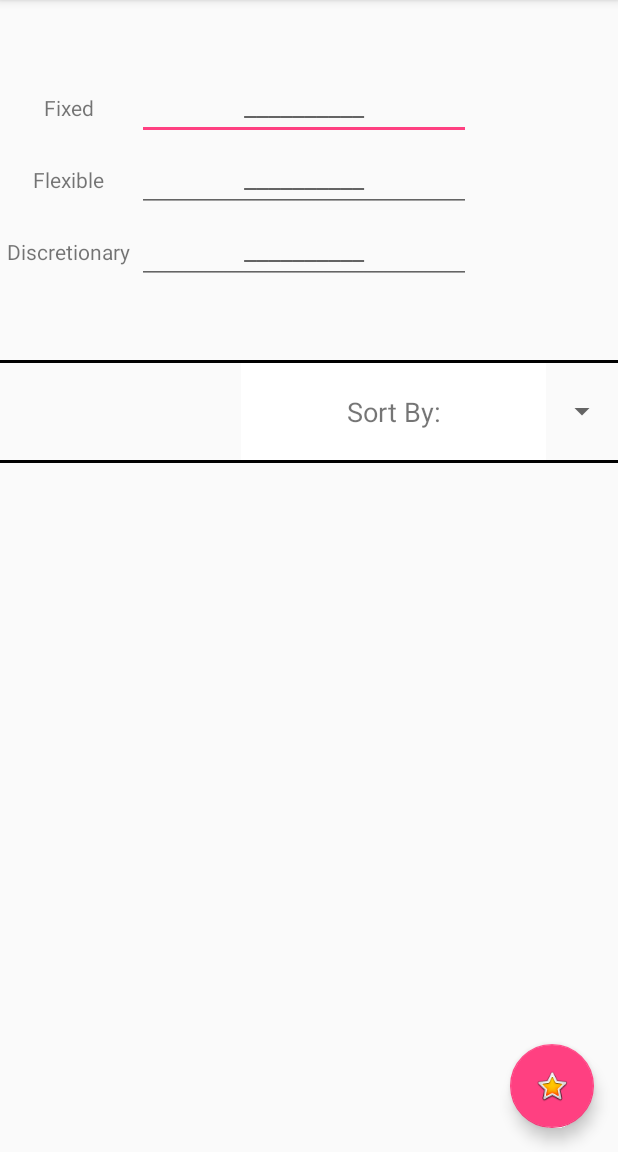
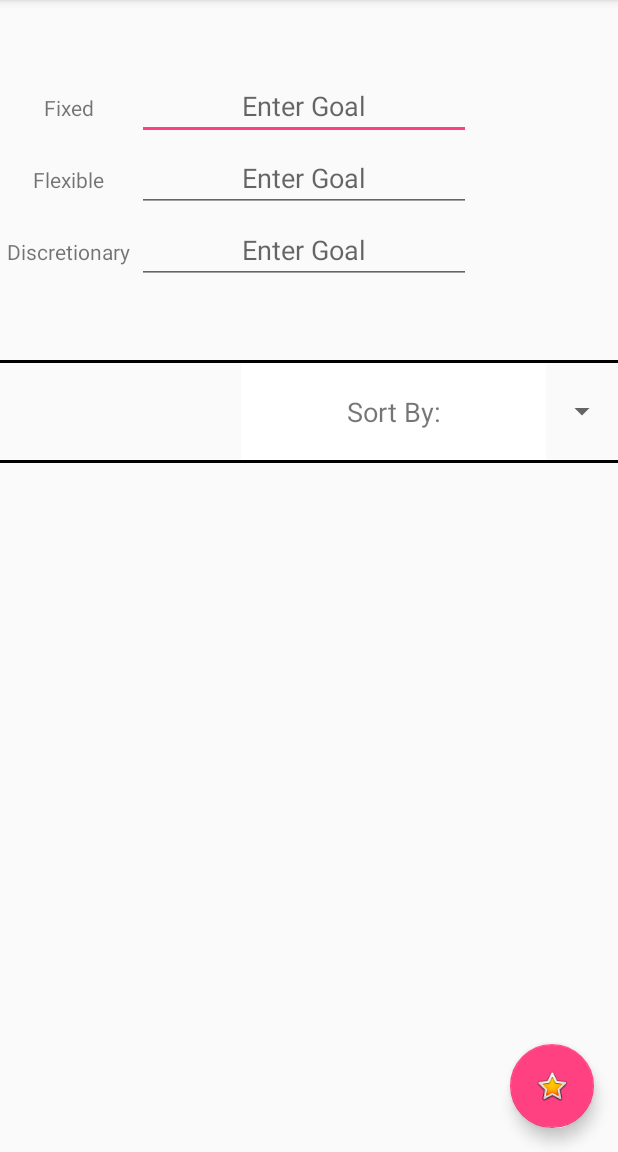
Before and after one commit to sobotadom/Enactus, an Android app: the screen it shows after launch (MainActivity), on a phone screen of 412 x 824 dp, the part 84-1236 px from its top. Run offline under Robolectric (Android 15) with nearby library versions, the phone set to English and light mode, and no system bars; our stand-ins replace Room's generated code; libraries missing offline, so code that uses them is left out: net.danlew.android; 1 statement that could not run was skipped.

Commit message:
Added database, still havent shown to user Goal setting is finally working, gotta cahnge it eventually to a database entry but thatll be later

```diff
--- /dev/null
+++ b/app/src/main/java/enactus/budget/enactus/ENTDAO.java
@@ -0,0 +1,34 @@
+package enactus.budget.enactus;
+
+import android.arch.persistence.room.Dao;
+import android.arch.persistence.room.Delete;
+import android.arch.persistence.room.Insert;
+import android.arch.persistence.room.Query;
+
+import java.util.List;
+
+/**
+ * Created by dmitry on 2/19/18.
+ */
+@Dao
+public interface ENTDAO {
+
+    //Query to Select all attributes from expenses
+    @Query("SELECT * FROM expenses")
+    List<EXPTBL> getAllExpenses();
+
+    //Insert extbls(1 or more) into expenses
+    @Insert
+    void insertExpenses(EXPTBL... exptbls);
+
+
+    //Delete exptbl from expenses
+    @Delete
+    void deleteExpense(EXPTBL exptbl);
+
+    @Query("DELETE FROM expenses")
+    void deleteAllExpenses();
+
+
+
+}
--- /dev/null
+++ b/app/src/main/java/enactus/budget/enactus/ENTDB.java
@@ -0,0 +1,36 @@
+package enactus.budget.enactus;
+
+import android.arch.persistence.room.Database;
+import android.arch.persistence.room.Room;
+import android.arch.persistence.room.RoomDatabase;
+import android.content.Context;
+
+/**
+ * Created by dmitry on 2/19/18.
+ */
+@Database(entities={EXPTBL.class},version = 1)
+public abstract class ENTDB extends RoomDatabase {
+    private static ENTDB INSTANCE;
+
+    public abstract ENTDAO expDAO();
+
+    public static ENTDB getENTDB(Context context){
+        if(INSTANCE==null){
+
+            //BAD DESIGN, DO NOT ALLOW MAIN THREAD QUERIES
+            //SHOULD ONLY BE MADE FROM INITIALIZER AND CALLED FROM METHODS
+
+            INSTANCE= Room.databaseBuilder(context.getApplicationContext(),ENTDB.class,"EXP-DB")
+                    .allowMainThreadQueries()
+                    .build();
+        }
+        return INSTANCE;
+
+    }
+
+    public static void destroyInstance(){
+        INSTANCE=null;
+    }
+
+
+}
--- a/app/src/main/java/enactus/budget/enactus/MainActivity.java
+++ b/app/src/main/java/enactus/budget/enactus/MainActivity.java
@@ -32,20 +32,23 @@ import net.danlew.android.joda.JodaTimeAndroid;
 
 import org.joda.time.DateTime;
 import org.joda.time.DateTimeZone;
+import org.joda.time.Days;
 import org.w3c.dom.Text;
 
 import java.time.LocalDate;
 import java.util.Calendar;
 import java.util.Date;
+import java.util.Iterator;
+import java.util.List;
 
 public class MainActivity extends AppCompatActivity {
 
     private static int REQUEST_CODE = 0;
     private double totalSpent = 0;
-    private int cat1_day, cat2_day, cat3_day, cat1_month, cat2_month, cat3_month, cat1_year, cat2_year, cat3_year;
+    private int fixed_days, flexible_days, discretionary_days;
     private double cat1_goal, cat2_goal, cat3_goal, cat1_remain, cat2_remain, cat3_remain;
     private String category;
-    private Date date_fixed, date_flexible, date_discretionary;
+    private DateTime date_fixed, date_flexible, date_discretionary;
     private TableRow before_set_cat1, before_set_cat2, before_set_cat3;
 
     @Override
@@ -64,6 +67,31 @@ public class MainActivity extends AppCompatActivity {
         before_set_cat2 = findViewById(R.id.two);
         before_set_cat3 = findViewById(R.id.three);
 
+           /*
+
+        BAD DESIGN, SHOULD BE CREATED INTO A INITIALIZATION CLASS/METHOD AND
+        SHOULD ONLY BE CALLED THROUGH METHODS
+        SHOULD NOT ALLOW MAIN THREAD QUERIES
+
+
+
+         */
+        //CREATE/LOAD Database ENTDB
+        final ENTDB dataBase=ENTDB.getENTDB(getApplicationContext());
+
+
+
+        //GET TUPLES FROM DATABASE
+        List<EXPTBL> expenses=dataBase.expDAO().getAllExpenses();
+
+        //Use iterator to go through list easily to list all elements
+        Iterator<EXPTBL> expensesIterator=expenses.iterator();
+
+        while(expensesIterator.hasNext()){
+            String expenseOut=expensesIterator.next().toString();
+            Log.d("Database search:  ",expenseOut);
+
+        }
 
 
         FloatingActionButton fab = (FloatingActionButton) findViewById(R.id.fab);
@@ -266,87 +294,34 @@ public class MainActivity extends AppCompatActivity {
 
                     case R.id.btngoal1: //GOAL FOR FIXED
 
+
                         Log.i("GOAL1", "USER IS SETTING GOAL FOR FIXED EXPENSES");
                         DatePickerDialog start_time = new DatePickerDialog(view.getContext(), new DatePickerDialog.OnDateSetListener() {
                             @Override
                             public void onDateSet(DatePicker datePicker, int i, int i1, int i2) {
 
-                                cat1_day = i2;
-                                cat1_month = i1;
-                                cat1_year = i;
+                                EditText ed = findViewById(R.id.cat1goal);
+                                cat1_goal = Double.parseDouble(ed.getText().toString());
+
+                                inputGoal(i,i1,i2, R.id.btngoal1);
+                                Button btn = findViewById(R.id.btngoal1);
+                                btn.setEnabled(false);
+                                btn.setText(Integer.toString(fixed_days));
+                                ed.setVisibility(View.GONE);
+
+                                TextView txt = findViewById(R.id.txtgoal1);
+                                txt.setVisibility(View.VISIBLE);
+                                txt.setText(Double.toString(cat1_goal));
+
 
 
                             }
                         }, today.getYear(), today.getMonthOfYear() - 1, today.getDayOfMonth());
-                        start_time.getDatePicker().setMinDate(System.currentTimeMillis() - 1000);
+                        start_time.getDatePicker().setMinDate(System.currentTimeMillis() + 86400000);
 
                         start_time.show();
 
 
-
-
-//
-                        //keep old table row
-
-                        /*
-                        TableRow temp = findViewById(R.id.one);
-
-                        cat1_remain = Double.parseDouble(cat1.getText().toString());
-                        //SHOW NEW TABLE ROW WITH DAYS REMAINING
-
-                        final TableLayout tl = findViewById(R.id.goal_table);
-                        final TableRow tr = new TableRow(view.getContext());
-                        TextView temp1 = findViewById(R.id.txtfixed);
-                        temp1.setTextAlignment(View.TEXT_ALIGNMENT_CENTER);
-                        temp1.setTextSize(14);
-
-                        temp.removeView(temp1);
-
-                        tl.removeView(findViewById(R.id.one));
-
-
-                        tr.addView(temp1);
-
-                        TextView txt = new TextView(view.getContext());
-                        txt.setText("$" +  Double.toString(cat1_remain));
-                        txt.setTextColor(Color.GREEN);
-                        txt.setTextAlignment(View.TEXT_ALIGNMENT_CENTER);
-                        txt.setTextSize(14);
-                        tr.addView(txt);
-
-
-
-                        //days remaining
-                        TextView txt2 = new TextView(view.getContext());
-
-
-                        cal.set(cat1_year,cat1_month,cat1_day);
-
-                        Log.i("REMAINING", Long.toString(cal.getTime().getTime()) +  " " + Long.toString(today.getTime()));
-
-                        long days_remaining_cat1 =  ((cal.getTime().getTime() - today.getTime()) / (1000 * 60 * 60 * 24));
-                        txt2.setText(Long.toString(days_remaining_cat1));
-                        txt2.setTextAlignment(View.TEXT_ALIGNMENT_CENTER);
-                        txt2.setTextSize(14);
-
-                        tr.addView(txt2);
-
-
-
-                        /*
-                        Button endgoal = new Button(view.getContext());
-                        endgoal.setText("X");
-                        endgoal.setOnClickListener(new View.OnClickListener() {
-                            @Override
-                            public void onClick(View view) {
-                                tl.removeView(tr);
-                                tl.addView(before_set_cat1, 0);
-                            }
-                        });
-                        tr.addView(endgoal);
-                        */
-
-                       // tl.addView(tr,0);
                         break;
 
                     case R.id.btngoal2://GOAL FOR FLEXIBLE
@@ -354,11 +329,23 @@ public class MainActivity extends AppCompatActivity {
                         DatePickerDialog start_time2 = new DatePickerDialog(view.getContext(), new DatePickerDialog.OnDateSetListener() {
                             @Override
                             public void onDateSet(DatePicker datePicker, int i, int i1, int i2) {
-                                date_flexible = new Date(i,i1,i2);
+                                EditText ed = findViewById(R.id.cat2goal);
+                                cat2_goal = Double.parseDouble(ed.getText().toString());
+
+                                inputGoal(i,i1,i2, R.id.btngoal2);
+                                Button btn = findViewById(R.id.btngoal2);
+                                btn.setEnabled(false);
+                                btn.setText(Integer.toString(flexible_days));
+
+                                ed.setVisibility(View.GONE);
+
+                                TextView txt = findViewById(R.id.txtgoal2);
+                                txt.setVisibility(View.VISIBLE);
+                                txt.setText(Double.toString(cat2_goal));
 
                             }
                         }, today.getYear(), today.getMonthOfYear() - 1, today.getDayOfMonth());
-                        start_time2.getDatePicker().setMinDate(System.currentTimeMillis() - 1000);
+                        start_time2.getDatePicker().setMinDate(System.currentTimeMillis() + 86400000 );
 
 
 
@@ -371,11 +358,24 @@ public class MainActivity extends AppCompatActivity {
                         DatePickerDialog start_time3 = new DatePickerDialog(view.getContext(), new DatePickerDialog.OnDateSetListener() {
                             @Override
                             public void onDateSet(DatePicker datePicker, int i, int i1, int i2) {
-                                date_discretionary = new Date(i,i1,i2);
+                                EditText ed = findViewById(R.id.cat3goal);
+                                cat3_goal = Double.parseDouble(ed.getText().toString());
+
+                                inputGoal(i,i1,i2, R.id.btngoal3);
+                                Button btn = findViewById(R.id.btngoal3);
+                                btn.setEnabled(false);
+                                btn.setText(Integer.toString(discretionary_days));
+
+                                ed.setVisibility(View.GONE);
+
+                                TextView txt = findViewById(R.id.txtgoal3);
+                                txt.setVisibility(View.VISIBLE);
+                                txt.setText(Double.toString(cat3_goal));
+
 
                             }
                         }, today.getYear(), today.getMonthOfYear() - 1, today.getDayOfMonth());
-                        start_time3.getDatePicker().setMinDate(System.currentTimeMillis() - 1000);
+                        start_time3.getDatePicker().setMinDate(System.currentTimeMillis() + 86400000);
                         start_time3.show();
 
                         break;
@@ -398,7 +398,32 @@ public class MainActivity extends AppCompatActivity {
 
 
     }
+    private void inputGoal(int y, int m, int d, int id){
+        DateTime today = new DateTime(DateTimeZone.UTC);
+        switch(id){
+            case R.id.btngoal1:
+                date_fixed = new DateTime(y,m + 1,d,0,0);
+                fixed_days = Days.daysBetween(today.withTimeAtStartOfDay(), date_fixed.withTimeAtStartOfDay()).getDays();
+                break;
+            case R.id.btngoal2:
+                date_flexible = new DateTime(y,m + 1,d,0,0);
+                flexible_days = Days.daysBetween(today.withTimeAtStartOfDay(), date_flexible.withTimeAtStartOfDay()).getDays();
+                break;
+            case R.id.btngoal3:
+                date_discretionary = new DateTime(y,m + 1,d,0,0);
+                discretionary_days = Days.daysBetween(today.withTimeAtStartOfDay(), date_discretionary.withTimeAtStartOfDay()).getDays();
+                break;
+        }
 
+
+
+
+
+
+
+
+
+    }
     protected void onActivityResult(int requestCode, int resultCode,
                                     Intent data) {
 
--- a/app/src/main/res/layout/content_main.xml
+++ b/app/src/main/res/layout/content_main.xml
@@ -21,7 +21,8 @@
         <TableLayout
             android:id="@+id/goal_table"
             android:layout_width="match_parent"
-            android:layout_height="wrap_content">
+            android:layout_height="wrap_content"
+            >
 
             <TableRow
                 android:id="@+id/one"
@@ -36,13 +37,21 @@
                     android:text="Fixed"
                     android:textAlignment="center" />
 
+                <TextView
+                    android:id="@+id/txtgoal1"
+                    android:layout_width="wrap_content"
+                    android:layout_height="wrap_content"
+                    android:textAlignment="center"
+                    android:textStyle="bold"
+                    android:visibility="gone" />
+
                 <EditText
                     android:id="@+id/cat1goal"
                     android:layout_width="wrap_content"
                     android:layout_height="wrap_content"
                     android:layout_weight="1"
                     android:ems="10"
-                    android:hint="__________"
+                    android:hint="Enter Goal"
                     android:inputType="numberDecimal"
                     android:textAlignment="center" />
 
@@ -68,13 +77,21 @@
                     android:text="Flexible"
                     android:textAlignment="center" />
 
+                <TextView
+                    android:id="@+id/txtgoal2"
+                    android:layout_width="wrap_content"
+                    android:layout_height="wrap_content"
+                    android:textAlignment="center"
+                    android:textStyle="bold"
+                    android:visibility="gone" />
+
                 <EditText
                     android:id="@+id/cat2goal"
                     android:layout_width="wrap_content"
                     android:layout_height="wrap_content"
                     android:layout_weight="1"
                     android:ems="10"
-                    android:hint="__________"
+                    android:hint="Enter Goal"
                     android:inputType="numberDecimal"
                     android:textAlignment="center" />
 
@@ -100,13 +117,22 @@
                     android:text="Discretionary"
                     android:textAlignment="center" />
 
+                <TextView
+                    android:id="@+id/txtgoal3"
+                    android:layout_width="wrap_content"
+                    android:layout_height="wrap_content"
+                    android:text="txtgoal3"
+                    android:textAlignment="center"
+                    android:textStyle="bold"
+                    android:visibility="gone" />
+
                 <EditText
                     android:id="@+id/cat3goal"
                     android:layout_width="wrap_content"
                     android:layout_height="wrap_content"
                     android:layout_weight="1"
                     android:ems="10"
-                    android:hint="__________"
+                    android:hint="Enter Goal"
                     android:inputType="numberDecimal"
                     android:textAlignment="center" />
 
```
Also changed, not shown: app/build.gradle (+7 -0 lines), app/src/main/java/enactus/budget/enactus/EXPTBL.java (added, +99 -0 lines), app/src/main/java/enactus/budget/enactus/Expense.java (+41 -11 lines), app/src/main/res/layout/expense.xml (+15 -0 lines).
